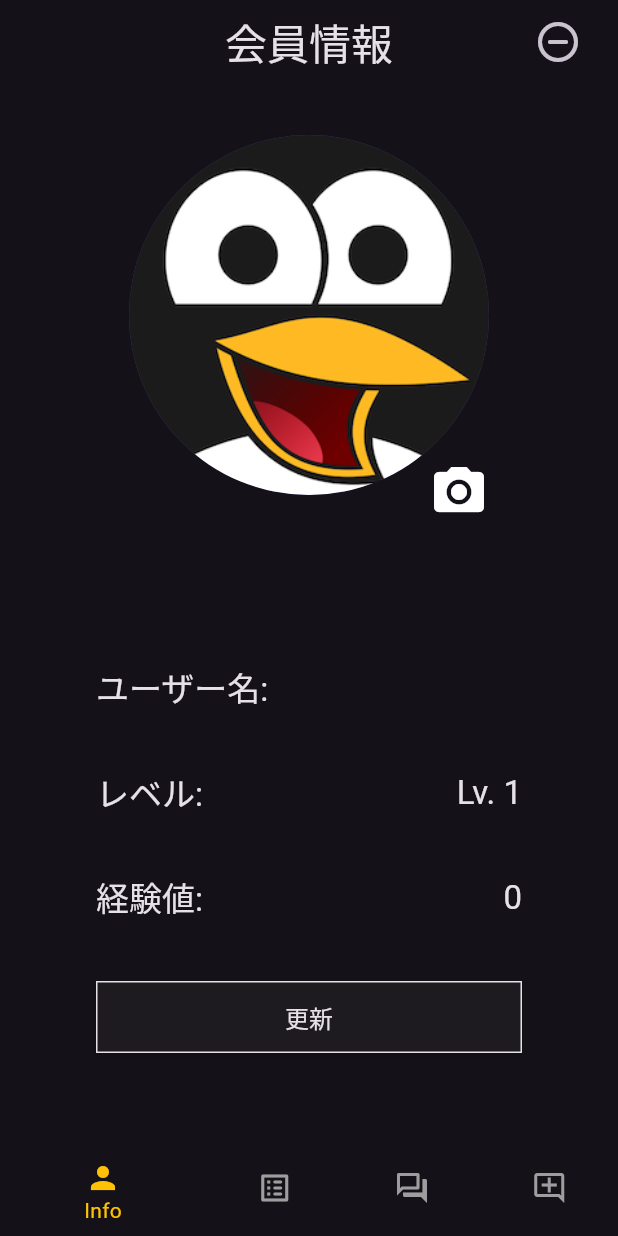
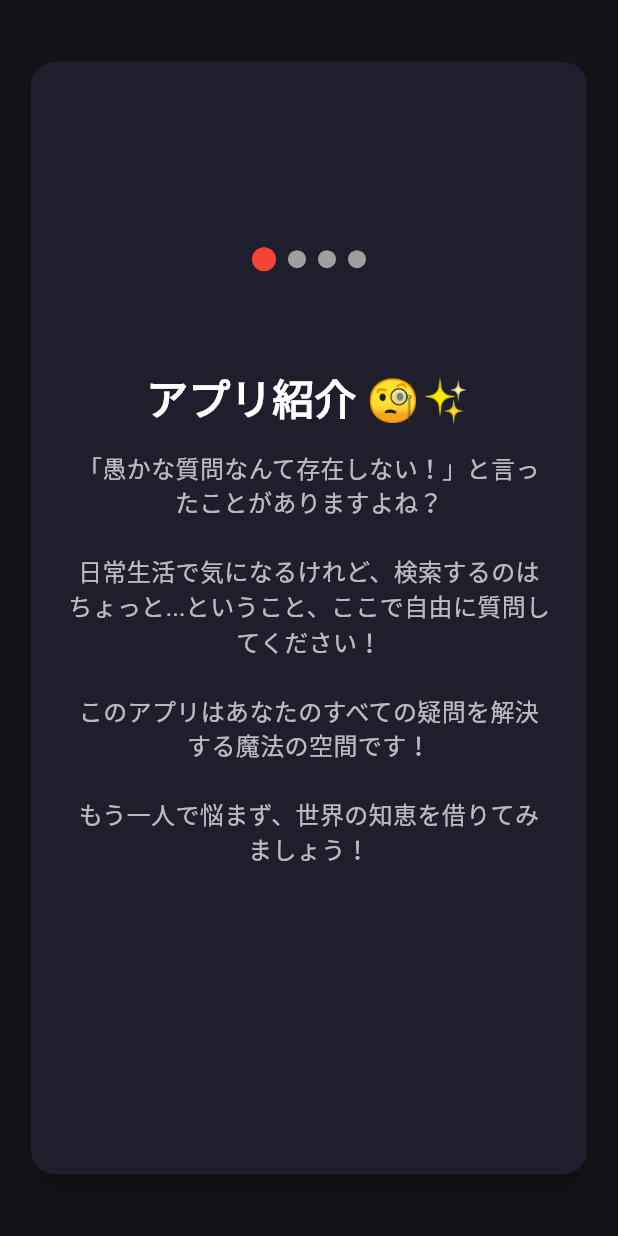
Before and after one commit to jhh78/what_this, a Flutter app: the HomeScreen screen opened directly, on a phone screen of 412 x 824 dp. Run offline on Flutter 3.47's test engine with Material 3 defaults, Android fonts, the phone set to English and light mode, and no system bars; our stand-ins replace cached_network_image, firebase_auth, firebase_core, flutter_dotenv, flutter_signin_button, get and 9 more; accounts and stored records are empty; generated files the repository leaves out were written again; network calls fail.

Commit message:
튜토리얼 페이지 추가

```diff
--- a/lib/main.dart
+++ b/lib/main.dart
@@ -9,11 +9,12 @@ import 'package:upgrader/upgrader.dart';
 import 'package:whats_this/screen/home/home.dart';
 import 'package:whats_this/screen/signin/sign_in.dart';
 import 'package:firebase_core/firebase_core.dart';
+import 'package:whats_this/screen/tutorial.dart';
 import 'package:whats_this/service/vender/auth.dart';
+import 'package:whats_this/util/constants.dart';
 import 'firebase_options.dart';
 import 'service/vender/hive.dart';
 
-// TODO:: 디플로이 준비
 // TODO :: 가이드라인 1.2 - 안전 - 사용자 생성 콘텐츠 -> 튜토얼 만들기
 void main() async {
   WidgetsFlutterBinding.ensureInitialized();
@@ -53,6 +54,14 @@ class _MyAppState extends State<MyApp> {
     super.dispose();
   }
 
+  Future<Widget> renderNextScreen(User? currentUser) async {
+    if (currentUser == null) {
+      return SignInScreen();
+    }
+
+    return HomeScreen();
+  }
+
   @override
   Widget build(BuildContext context) {
     return FutureBuilder<User?>(
@@ -67,8 +76,6 @@ class _MyAppState extends State<MyApp> {
             ),
           );
         } else {
-          final User? currentUser = snapshot.data;
-
           return GetMaterialApp(
             themeMode: ThemeMode.dark,
             debugShowCheckedModeBanner: kDebugMode,
@@ -87,7 +94,20 @@ class _MyAppState extends State<MyApp> {
             },
             home: UpgradeAlert(
               dialogStyle: UpgradeDialogStyle.cupertino,
-              child: currentUser != null ? HomeScreen() : SignInScreen(),
+              child: FutureBuilder<Widget>(
+                future: renderNextScreen(snapshot.data),
+                builder: (context, snapshot) {
+                  if (snapshot.connectionState == ConnectionState.waiting) {
+                    return Scaffold(
+                      body: Center(
+                        child: CircularProgressIndicator(),
+                      ),
+                    );
+                  }
+
+                  return snapshot.data!;
+                },
+              ),
             ),
           );
         }
--- a/lib/screen/home/home.dart
+++ b/lib/screen/home/home.dart
@@ -6,7 +6,10 @@ import 'package:whats_this/screen/question/detail.dart';
 import 'package:whats_this/screen/my_question/my_question.dart';
 import 'package:whats_this/screen/question/list.dart';
 import 'package:whats_this/screen/profile/user_info.dart';
+import 'package:whats_this/screen/tutorial.dart';
 import 'package:whats_this/service/home.dart';
+import 'package:whats_this/service/vender/hive.dart';
+import 'package:whats_this/util/constants.dart';
 
 class HomeScreen extends StatelessWidget {
   HomeScreen({super.key});
@@ -46,11 +49,13 @@ class HomeScreen extends StatelessWidget {
     );
   }
 
-  @override
-  Widget build(BuildContext context) {
-    return PopScope(
-      canPop: false,
-      child: Scaffold(
+  Future<Widget> renderHomeContents() async {
+    final isFirst = await HiveService.getBoxValue(USER_TUTORIAL);
+    if (isFirst == null) {
+      return TutorialScreen();
+    }
+
+    return Scaffold(
       body: SafeArea(
         child: Stack(
           children: [
@@ -81,7 +86,26 @@ class HomeScreen extends StatelessWidget {
         ),
       ),
       bottomNavigationBar: Obx(() => renderBottomNavigationBar()),
+    );
+  }
+
+  @override
+  Widget build(BuildContext context) {
+    return PopScope(
+      canPop: false,
+      child: FutureBuilder(
+          future: renderHomeContents(),
+          builder: (context, snapshot) {
+            if (snapshot.connectionState == ConnectionState.waiting) {
+              return Scaffold(
+                body: Center(
+                  child: CircularProgressIndicator(),
                 ),
               );
             }
+
+            return snapshot.data!;
+          }),
+    );
   }
+}
--- /dev/null
+++ b/lib/screen/tutorial.dart
@@ -0,0 +1,110 @@
+import 'package:flutter/material.dart';
+import 'package:whats_this/widget/tutorial/contents.dart';
+import 'package:whats_this/widget/tutorial/pagination.dart';
+
+final List<Map<String, dynamic>> _tutorialData = [
+  {
+    'title': 'アプリ紹介 🧐✨',
+    'description': '「愚かな質問なんて存在しない！」と言ったことがありますよね？\n\n'
+        '日常生活で気になるけれど、検索するのはちょっと...ということ、ここで自由に質問してください！\n\n'
+        'このアプリはあなたのすべての疑問を解決する魔法の空間です！\n\n'
+        'もう一人で悩まず、世界の知恵を借りてみましょう！',
+    'color': const Color(0xFF1E1E2C), // ダークブルー系
+  },
+  {
+    'title': '使い方 🎯📸',
+    'description': '使い方はとても簡単です！\n\n'
+        '1. 気になることを質問する。（あなたの好奇心が世界を変えるかも？）\n'
+        '2. 回答を待つ。（天才的な回答が来るかも、友達に笑われるかも...😂）\n'
+        '3. 必要なら写真も添付！（言葉で説明しにくい場合は写真一枚で！）\n\n'
+        '気軽に、負担なく使ってください！ 🎉',
+    'color': const Color(0xFF2C2C2C), // ダークグレー系
+  },
+  {
+    'title': '会員情報＆アカウント管理 ⚠️🔑',
+    'description': '会員情報は会員ページで修正できます。\n\n'
+        '1. ニックネームを変えて過去を消したいなら、今がチャンス！\n'
+        '2. 退会するとアカウントは完全に削除されますが、既に投稿した質問は残ります。（インターネットの痕跡は消せない...🥲）\n'
+        '3. アカウントを削除すると復元できないので、慎重に決定してください！\n\n'
+        '退会は自由ですが、また戻りたくなるかも...? 😉',
+    'color': const Color(0xFF1F1F1F), // ダークチャコール系
+  },
+  {
+    'title': '質問を投稿する準備完了！ 🚀🎤',
+    'description': 'さあ、舞台はあなたのものです！\n\n'
+        '今頭に浮かんだその疑問、すぐに投稿してみましょう！\n\n'
+        '「これを聞いてもいいのかな...？」と思ったら？そんな時こそもっと面白い質問です！ 😆\n\n'
+        '💡 今すぐ質問しに行こう！ 💡',
+    'color': const Color(0xFF242424), // ダークブラック系
+  },
+];
+
+class TutorialScreen extends StatefulWidget {
+  const TutorialScreen({super.key});
+
+  @override
+  State<TutorialScreen> createState() => _TutorialScreenState();
+}
+
+class _TutorialScreenState extends State<TutorialScreen> {
+  final PageController _pageController = PageController();
+  int _currentPage = 0;
+
+  @override
+  Widget build(BuildContext context) {
+    return Scaffold(
+      body: Stack(
+        children: [
+          PageView.builder(
+            controller: _pageController,
+            onPageChanged: (index) {
+              setState(() {
+                _currentPage = index;
+              });
+            },
+            itemCount: _tutorialData.length,
+            itemBuilder: (context, index) {
+              final data = _tutorialData[index];
+              return AnimatedBuilder(
+                animation: _pageController,
+                builder: (context, child) {
+                  double value = 0.0;
+                  if (_pageController.position.haveDimensions) {
+                    value = _pageController.page! - index;
+                  }
+
+                  // 회전 각도를 제한하여 카드가 부채꼴 모양으로 회전하도록 설정
+                  double rotationX = value * 3.14 / 6; // X축 회전 (30도)
+                  double rotationY = value * 3.14 / 12; // Y축 회전 (15도)
+                  double translationZ = value * -500; // Z축 이동 (깊이 효과)
+
+                  return Transform(
+                    transform: Matrix4.identity()
+                      ..setEntry(3, 2, 0.001) // Perspective effect
+                      ..rotateX(rotationX) // X축 회전
+                      ..rotateY(rotationY) // Y축 회전
+                      ..translate(0.0, 0.0, translationZ), // Z축 이동
+                    alignment: Alignment.center,
+                    child: Opacity(
+                      opacity: (1 - value.abs()).clamp(0.0, 1.0), // 카드가 점점 사라지도록 설정
+                      child: TutorialContents(
+                        color: data['color'],
+                        title: data['title'],
+                        description: data['description'],
+                        isLastPage: index == _tutorialData.length - 1,
+                      ),
+                    ),
+                  );
+                },
+              );
+            },
+          ),
+          TutorialPagination(
+            currentPage: _currentPage,
+            tutorialDataLength: _tutorialData.length,
+          ),
+        ],
+      ),
+    );
+  }
+}
--- a/lib/util/constants.dart
+++ b/lib/util/constants.dart
@@ -5,6 +5,7 @@ const String BLOCK_LIST_QUESTION = 'block_list_question';
 const String BLOCK_LIST_COMMENT = 'block_list_comment';
 const String THUMB_CHOICE = 'thumb_choice';
 const String USER_PROFILE_IMAGE = 'user_profile_image';
+const String USER_TUTORIAL = 'user_tutorial';
 
 const String QUESTION_LIST = 'home';
 const String USER_INFO = 'user_info';
--- /dev/null
+++ b/lib/widget/tutorial/contents.dart
@@ -0,0 +1,81 @@
+import 'package:flutter/material.dart';
+import 'package:get/get.dart';
+import 'package:whats_this/screen/home/home.dart';
+import 'package:whats_this/service/vender/hive.dart';
+import 'package:whats_this/util/constants.dart';
+
+class TutorialContents extends StatelessWidget {
+  const TutorialContents({
+    super.key,
+    required this.color,
+    required this.title,
+    required this.description,
+    required this.isLastPage,
+  });
+
+  final Color color;
+  final String title;
+  final String description;
+  final bool isLastPage;
+
+  Future<void> handleNextPage() async {
+    await HiveService.putBoxValue(USER_TUTORIAL, true);
+    Get.offAll(() => HomeScreen());
+  }
+
+  @override
+  Widget build(BuildContext context) {
+    return Center(
+      child: Card(
+        elevation: 8, // 카드의 그림자 깊이
+        shape: RoundedRectangleBorder(
+          borderRadius: BorderRadius.circular(16), // 카드의 둥근 모서리
+        ),
+        color: color, // 카드 배경색 설정
+        child: SizedBox(
+          height: MediaQuery.of(context).size.height * 0.9, // 화면 높이의 90%를 차지
+          width: MediaQuery.of(context).size.width * 0.9, // 화면 너비의 90%를 차지
+          child: Padding(
+            padding: const EdgeInsets.all(24.0),
+            child: Column(
+              mainAxisAlignment: MainAxisAlignment.center,
+              crossAxisAlignment: CrossAxisAlignment.center,
+              children: [
+                Text(
+                  title,
+                  style: Theme.of(context).textTheme.headlineMedium?.copyWith(
+                        color: Colors.white,
+                        fontWeight: FontWeight.bold,
+                      ),
+                  textAlign: TextAlign.center,
+                ),
+                const SizedBox(height: 16),
+                Text(
+                  description,
+                  style: const TextStyle(
+                    fontSize: 16,
+                    color: Colors.white70,
+                  ),
+                  textAlign: TextAlign.center,
+                ),
+                if (isLastPage) ...[
+                  const SizedBox(height: 32),
+                  ElevatedButton(
+                    onPressed: handleNextPage,
+                    style: ElevatedButton.styleFrom(
+                      backgroundColor: Colors.white,
+                      foregroundColor: Colors.black,
+                      padding: const EdgeInsets.symmetric(horizontal: 24, vertical: 12),
+                      textStyle: const TextStyle(fontSize: 16, fontWeight: FontWeight.bold),
+                    ),
+                    child: const Text('スタート'),
+                  ),
+                ],
+              ],
+            ),
+          ),
+        ),
+      ),
+    );
+  }
+}
--- /dev/null
+++ b/lib/widget/tutorial/pagination.dart
@@ -0,0 +1,39 @@
+import 'package:flutter/material.dart';
+
+class TutorialPagination extends StatelessWidget {
+  const TutorialPagination({
+    super.key,
+    required this.currentPage,
+    required this.tutorialDataLength,
+  });
+
+  final int currentPage;
+  final int tutorialDataLength;
+
+  @override
+  Widget build(BuildContext context) {
+    return Positioned(
+      top: MediaQuery.of(context).size.height / 5, // 페이지 네비게이션의 Y축 위치
+      left: 0,
+      right: 0,
+      child: Row(
+        mainAxisAlignment: MainAxisAlignment.center,
+        children: List.generate(
+          tutorialDataLength,
+          (index) => AnimatedContainer(
+            duration: const Duration(milliseconds: 300),
+            margin: const EdgeInsets.symmetric(horizontal: 4),
+            width: currentPage == index ? 16 : 12, // 현재 페이지는 더 크게 표시
+            height: currentPage == index ? 16 : 12,
+            decoration: BoxDecoration(
+              color: currentPage == index
+                  ? Colors.primaries[index % Colors.primaries.length] // 컬러풀한 색상
+                  : Colors.grey, // 비활성화된 페이지는 회색
+              shape: BoxShape.circle,
+            ),
+          ),
+        ),
+      ),
+    );
+  }
+}
```
Also changed, not shown: 8 other files. Lines whose indentation alone changed are shown as unchanged.
